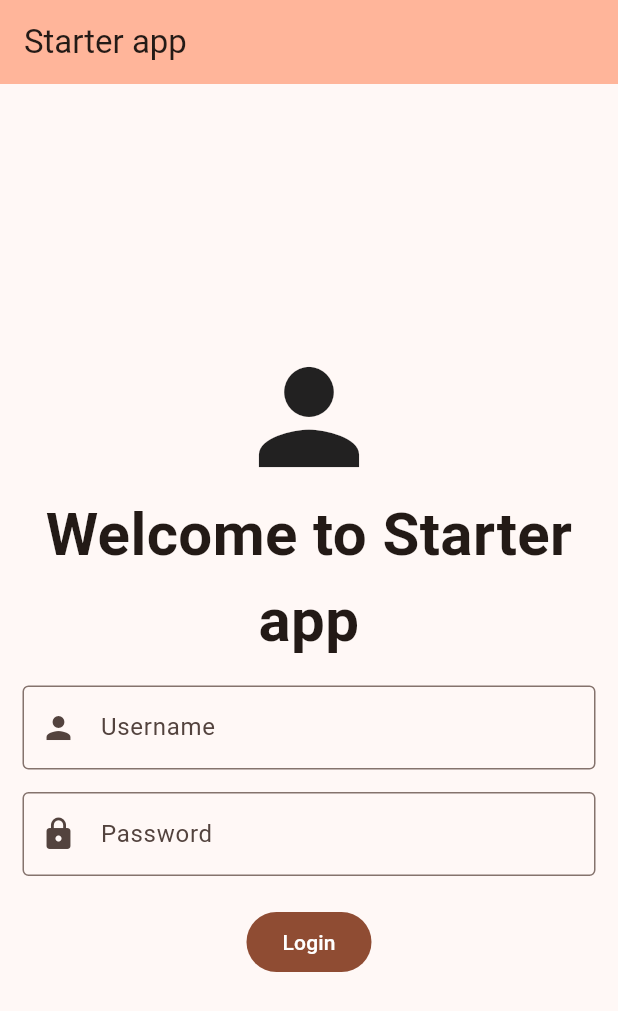
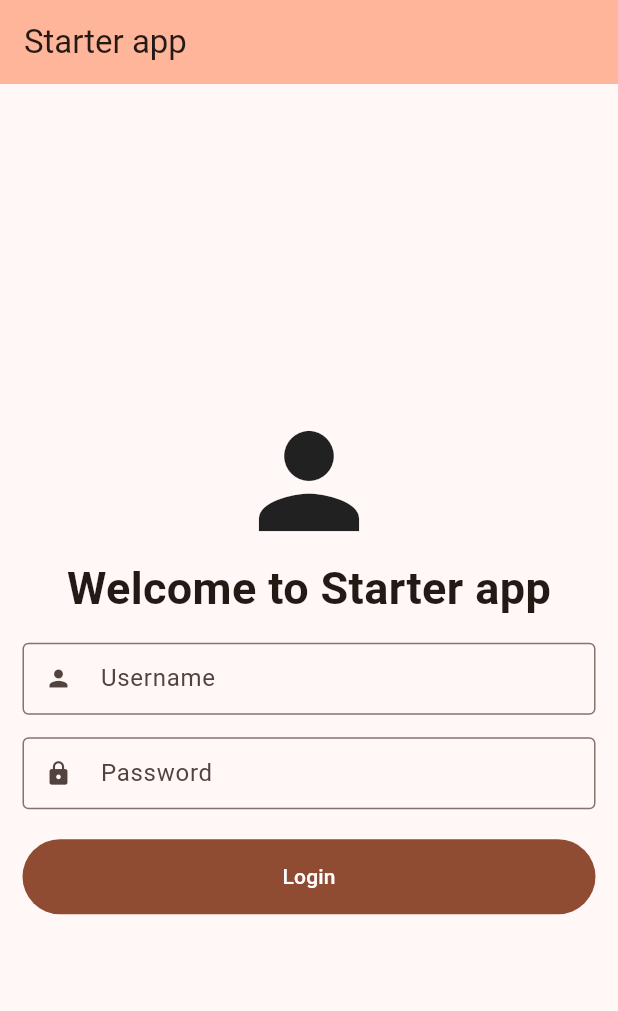
Before and after one commit to RegisSaffi/flutter-starter-app, a Flutter app: the screen it shows after launch, on a phone screen of 412 x 824 dp. Shown: the top 1011 px of the screen. Run offline on Flutter 3.47's test engine with Material 3 defaults, Android fonts, the phone set to English and light mode, and no system bars; our stand-ins replace flutter_riverpod.

Commit message:
Refactor: Renamed MyHomePage to HomeScreen
Renamed `MyHomePage` widget to `HomeScreen` and updated its state class accordingly.
Updated `home` property in `MyApp` to use `HomeScreen`.
Added 3 new pages: Home, Students, Settings.
Updated Profile screen to display these pages using PageView and BottomNavigationBar.
Updated text styles and button styles on the login screen for better UI.

```diff
--- a/lib/main.dart
+++ b/lib/main.dart
@@ -20,7 +20,7 @@ class MyApp extends StatelessWidget {
       ),
       themeMode: ThemeMode.system,
       darkTheme: ThemeData.dark(),
-      home: const MyHomePage(),
+      home: const HomeScreen(),
     );
   }
 }
--- a/lib/screens/home_screen.dart
+++ b/lib/screens/home_screen.dart
@@ -1,14 +1,14 @@
 import 'package:flutter/material.dart';
 import 'package:starter/screens/profile_screen.dart';
 
-class MyHomePage extends StatefulWidget {
-  const MyHomePage({super.key});
+class HomeScreen extends StatefulWidget {
+  const HomeScreen({super.key});
 
   @override
-  State<MyHomePage> createState() => _MyHomePageState();
+  State<HomeScreen> createState() => _HomeScreenState();
 }
 
-class _MyHomePageState extends State<MyHomePage> {
+class _HomeScreenState extends State<HomeScreen> {
   var formKey = GlobalKey<FormState>();
 
   var userNameController = TextEditingController();
@@ -32,7 +32,7 @@ class _MyHomePageState extends State<MyHomePage> {
     return Scaffold(
       appBar: AppBar(
         backgroundColor: Theme.of(context).colorScheme.inversePrimary,
-        title: Text("Starter app"),
+        title: const Text("Starter app"),
       ),
       body: SizedBox.expand(
         child: Padding(
@@ -42,14 +42,14 @@ class _MyHomePageState extends State<MyHomePage> {
             child: Column(
               mainAxisAlignment: MainAxisAlignment.center,
               children: <Widget>[
-                Icon(
+                const Icon(
                   Icons.person,
                   size: 100,
                 ),
-                Text(
+                const Text(
                   'Welcome to Starter app',
                   textAlign: TextAlign.center,
-                  style: TextStyle(fontSize: 40, fontWeight: FontWeight.bold),
+                  style: TextStyle(fontSize: 30, fontWeight: FontWeight.bold),
                 ),
                 Padding(
                   padding: const EdgeInsets.symmetric(vertical: 15),
@@ -64,7 +64,8 @@ class _MyHomePageState extends State<MyHomePage> {
                         return null;
                       }
                     },
-                    decoration: InputDecoration(
+                    decoration: const InputDecoration(
+                        isDense: true,
                         hintText: "Enter your username",
                         labelText: "Username",
                         prefixIcon: Icon(Icons.person),
@@ -83,19 +84,24 @@ class _MyHomePageState extends State<MyHomePage> {
                       return null;
                     }
                   },
-                  decoration: InputDecoration(
+                  decoration: const InputDecoration(
+                      isDense: true,
                       hintText: "Enter your password",
                       labelText: "Password",
                       prefixIcon: Icon(Icons.lock),
                       border: OutlineInputBorder()),
                 ),
                 Padding(
-                  padding: EdgeInsets.only(top: 20),
-                  child: FilledButton(
-                      onPressed: () {
-                        login();
-                      },
-                      child: Text("Login")),
+                  padding: const EdgeInsets.only(top: 20),
+                  child: SizedBox(
+                    height: 50,
+                    width: double.infinity,
+                    child: FilledButton(
+                        onPressed: () {
+                          login();
+                        },
+                        child: const Text("Login")),
+                  ),
                 ),
               ],
             ),
```
Also changed, not shown: lib/screens/pages/home_page.dart (added, +11 -0 lines), lib/screens/pages/settings_page.dart (added, +11 -0 lines), lib/screens/pages/students_page.dart (added, +11 -0 lines), lib/screens/profile_screen.dart (+23 -16 lines).
